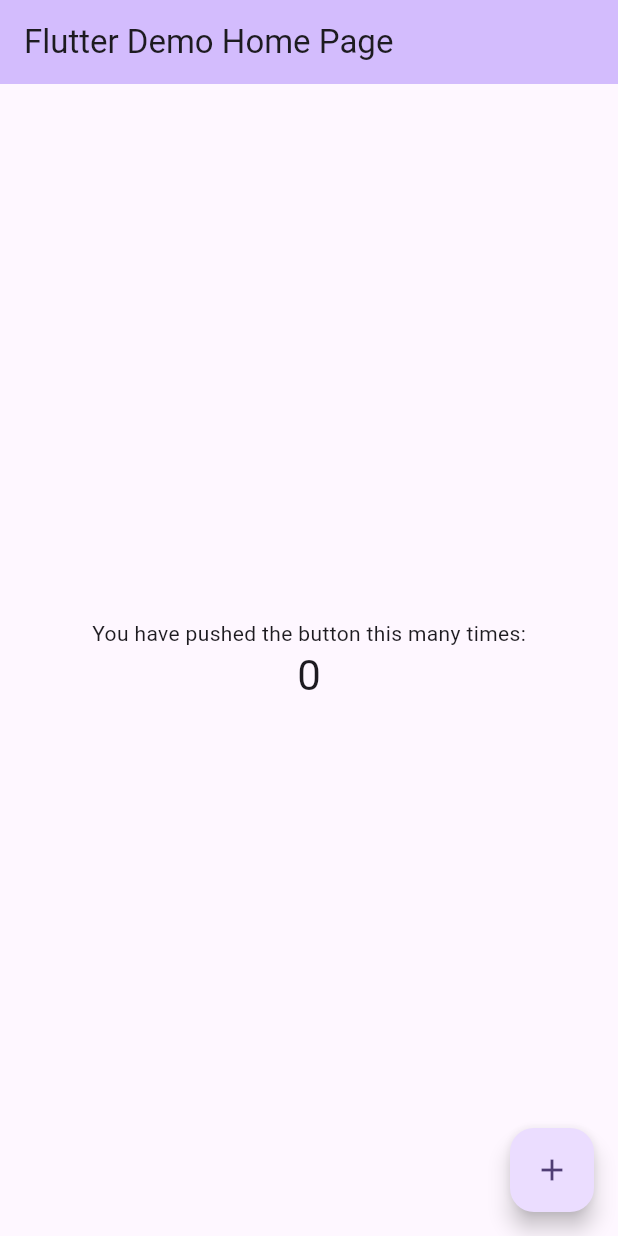
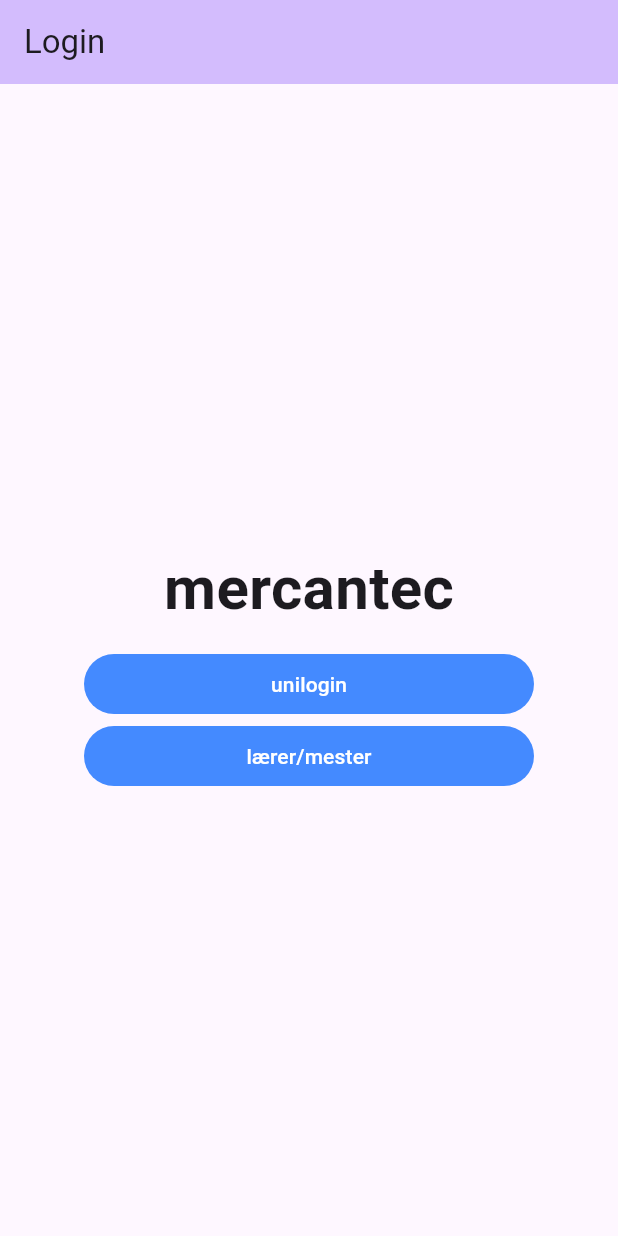
Before and after one commit to TGSXVIII/L-rlingelogbog, a Flutter app: the screen it shows after launch, on a phone screen of 412 x 824 dp. Run offline on Flutter 3.47's test engine with Material 3 defaults, Android fonts, the phone set to English and light mode, and no system bars.

Commit message:
main page

```diff
--- a/flutter_laerlingeslogbog/lib/main.dart
+++ b/flutter_laerlingeslogbog/lib/main.dart
@@ -11,42 +11,18 @@
   @override
   Widget build(BuildContext context) {
     return MaterialApp(
-      title: 'Flutter Demo',
+      title: 'Læringslogbog',
       theme: ThemeData(
-        // This is the theme of your application.
-        //
-        // TRY THIS: Try running your application with "flutter run". You'll see
-        // the application has a purple toolbar. Then, without quitting the app,
-        // try changing the seedColor in the colorScheme below to Colors.green
-        // and then invoke "hot reload" (save your changes or press the "hot
-        // reload" button in a Flutter-supported IDE, or press "r" if you used
-        // the command line to start the app).
-        //
-        // Notice that the counter didn't reset back to zero; the application
-        // state is not lost during the reload. To reset the state, use hot
-        // restart instead.
-        //
-        // This works for code too, not just values: Most code changes can be
-        // tested with just a hot reload.
         colorScheme: ColorScheme.fromSeed(seedColor: Colors.deepPurple),
         useMaterial3: true,
       ),
-      home: const MyHomePage(title: 'Flutter Demo Home Page'),
+      home: const MyHomePage(title: 'Login'),
     );
   }
 }
 
 class MyHomePage extends StatefulWidget {
   const MyHomePage({super.key, required this.title});
-
-  // This widget is the home page of your application. It is stateful, meaning
-  // that it has a State object (defined below) that contains fields that affect
-  // how it looks.
-
-  // This class is the configuration for the state. It holds the values (in this
-  // case the title) provided by the parent (in this case the App widget) and
-  // used by the build method of the State. Fields in a Widget subclass are
-  // always marked "final".
 
   final String title;
 
@@ -55,71 +31,47 @@
 }
 
 class _MyHomePageState extends State<MyHomePage> {
-  int _counter = 0;
-
-  void _incrementCounter() {
-    setState(() {
-      // This call to setState tells the Flutter framework that something has
-      // changed in this State, which causes it to rerun the build method below
-      // so that the display can reflect the updated values. If we changed
-      // _counter without calling setState(), then the build method would not be
-      // called again, and so nothing would appear to happen.
-      _counter++;
-    });
-  }
-
   @override
   Widget build(BuildContext context) {
-    // This method is rerun every time setState is called, for instance as done
-    // by the _incrementCounter method above.
-    //
-    // The Flutter framework has been optimized to make rerunning build methods
-    // fast, so that you can just rebuild anything that needs updating rather
-    // than having to individually change instances of widgets.
     return Scaffold(
       appBar: AppBar(
-        // TRY THIS: Try changing the color here to a specific color (to
-        // Colors.amber, perhaps?) and trigger a hot reload to see the AppBar
-        // change color while the other colors stay the same.
         backgroundColor: Theme.of(context).colorScheme.inversePrimary,
-        // Here we take the value from the MyHomePage object that was created by
-        // the App.build method, and use it to set our appbar title.
         title: Text(widget.title),
       ),
       body: Center(
-        // Center is a layout widget. It takes a single child and positions it
-        // in the middle of the parent.
-        child: Column(
-          // Column is also a layout widget. It takes a list of children and
-          // arranges them vertically. By default, it sizes itself to fit its
-          // children horizontally, and tries to be as tall as its parent.
-          //
-          // Column has various properties to control how it sizes itself and
-          // how it positions its children. Here we use mainAxisAlignment to
-          // center the children vertically; the main axis here is the vertical
-          // axis because Columns are vertical (the cross axis would be
-          // horizontal).
-          //
-          // TRY THIS: Invoke "debug painting" (choose the "Toggle Debug Paint"
-          // action in the IDE, or press "p" in the console), to see the
-          // wireframe for each widget.
+        child: Center(
+            child: Column(
           mainAxisAlignment: MainAxisAlignment.center,
-          children: <Widget>[
-            const Text(
-              'You have pushed the button this many times:',
+          crossAxisAlignment: CrossAxisAlignment.center,
+          children: [
+            Text("mercantec",
+                style: TextStyle(
+                    fontWeight: FontWeight.bold, fontSize: 40, height: 2)),
+            SizedBox(
+              width: 300,
+              child: TextButton(
+                style: TextButton.styleFrom(
+                  backgroundColor: Colors.blueAccent,
+                  foregroundColor: Colors.white,
+                ),
+                onPressed: () {},
+                child: Text('unilogin'),
+              ),
             ),
-            Text(
-              '$_counter',
-              style: Theme.of(context).textTheme.headlineMedium,
+            SizedBox(
+              width: 300,
+              child: TextButton(
+                style: TextButton.styleFrom(
+                  backgroundColor: Colors.blueAccent,
+                  foregroundColor: Colors.white,
+                ),
+                onPressed: () {},
+                child: Text('lærer/mester'),
+              ),
             ),
           ],
-        ),
+        )),
       ),
-      floatingActionButton: FloatingActionButton(
-        onPressed: _incrementCounter,
-        tooltip: 'Increment',
-        child: const Icon(Icons.add),
-      ), // This trailing comma makes auto-formatting nicer for build methods.
     );
   }
 }
```
Also changed, not shown: 1 other file.
